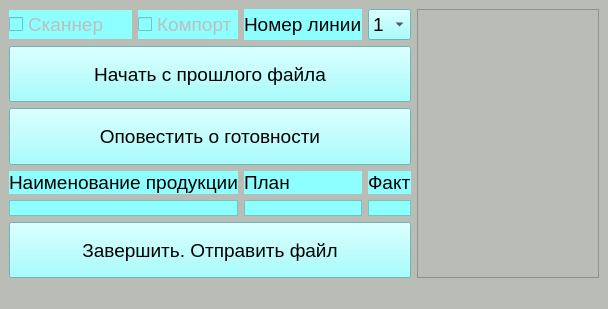
Old version of the form untitled.ui in the repository avovana/slave_controller.
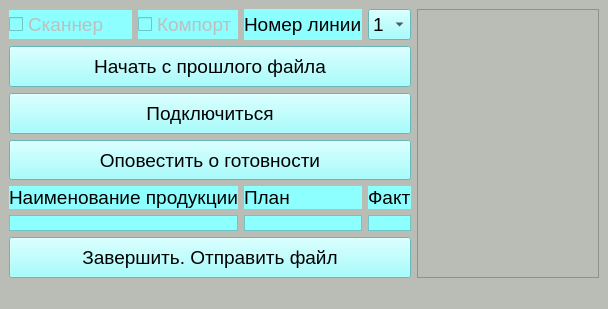
New version of the form.

Commit message: try to use blocking socket with timeout. new connection button to make connection explicitly. made error handling when server unexpected close connection while waiting data

```diff
--- a/untitled.ui
+++ b/untitled.ui
@@ -18,29 +18,8 @@
   </property>
   <widget class="QWidget" name="centralwidget">
    <layout class="QGridLayout" name="gridLayout">
-    <item row="5" column="0" colspan="5">
-     <widget class="QPushButton" name="finish_button">
-      <property name="sizePolicy">
-       <sizepolicy hsizetype="Minimum" vsizetype="Expanding">
-        <horstretch>0</horstretch>
-        <verstretch>0</verstretch>
-       </sizepolicy>
-      </property>
-      <property name="font">
-       <font>
-        <pointsize>14</pointsize>
-       </font>
-      </property>
-      <property name="styleSheet">
-       <string notr="true">background-color: rgb(141, 255, 255);</string>
-      </property>
-      <property name="text">
-       <string>Завершить. Отправить файл</string>
-      </property>
-     </widget>
-    </item>
-    <item row="0" column="2">
-     <widget class="QCheckBox" name="comport_status_checkbox">
+    <item row="0" column="0" colspan="2">
+     <widget class="QCheckBox" name="scanner_status_checkbox">
       <property name="enabled">
        <bool>false</bool>
       </property>
@@ -53,14 +32,36 @@
        <string notr="true">background-color: rgb(141, 255, 255);</string>
       </property>
       <property name="text">
-       <string>Компорт</string>
+       <string>Сканнер</string>
       </property>
       <property name="tristate">
        <bool>true</bool>
       </property>
      </widget>
     </item>
-    <item row="3" column="4">
+    <item row="5" column="4">
+     <widget class="QLabel" name="current_label">
+      <property name="styleSheet">
+       <string notr="true">background-color: rgb(141, 255, 255);</string>
+      </property>
+      <property name="frameShape">
+       <enum>QFrame::StyledPanel</enum>
+      </property>
+      <property name="frameShadow">
+       <enum>QFrame::Raised</enum>
+      </property>
+      <property name="lineWidth">
+       <number>5</number>
+      </property>
+      <property name="midLineWidth">
+       <number>5</number>
+      </property>
+      <property name="text">
+       <string/>
+      </property>
+     </widget>
+    </item>
+    <item row="4" column="4">
      <widget class="QLabel" name="current_label_2">
       <property name="font">
        <font>
@@ -75,65 +76,6 @@
       </property>
      </widget>
     </item>
-    <item row="4" column="3">
-     <widget class="QLabel" name="plan_label">
-      <property name="styleSheet">
-       <string notr="true">background-color: rgb(141, 255, 255);</string>
-      </property>
-      <property name="frameShape">
-       <enum>QFrame::StyledPanel</enum>
-      </property>
-      <property name="frameShadow">
-       <enum>QFrame::Raised</enum>
-      </property>
-      <property name="lineWidth">
-       <number>5</number>
-      </property>
-      <property name="midLineWidth">
-       <number>5</number>
-      </property>
-      <property name="text">
-       <string/>
-      </property>
-     </widget>
-    </item>
-    <item row="4" column="4">
-     <widget class="QLabel" name="current_label">
-      <property name="styleSheet">
-       <string notr="true">background-color: rgb(141, 255, 255);</string>
-      </property>
-      <property name="frameShape">
-       <enum>QFrame::StyledPanel</enum>
-      </property>
-      <property name="frameShadow">
-       <enum>QFrame::Raised</enum>
-      </property>
-      <property name="lineWidth">
-       <number>5</number>
-      </property>
-      <property name="midLineWidth">
-       <number>5</number>
-      </property>
-      <property name="text">
-       <string/>
-      </property>
-     </widget>
-    </item>
-    <item row="3" column="3">
-     <widget class="QLabel" name="plan_label_2">
-      <property name="font">
-       <font>
-        <pointsize>14</pointsize>
-       </font>
-      </property>
-      <property name="styleSheet">
-       <string notr="true">background-color: rgb(141, 255, 255);</string>
-      </property>
-      <property name="text">
-       <string>План</string>
-      </property>
-     </widget>
-    </item>
     <item row="0" column="3">
      <widget class="QLabel" name="line_number_label">
       <property name="font">
@@ -149,7 +91,28 @@
       </property>
      </widget>
     </item>
-    <item row="4" column="0" colspan="3">
+    <item row="6" column="0" colspan="5">
+     <widget class="QPushButton" name="finish_button">
+      <property name="sizePolicy">
+       <sizepolicy hsizetype="Minimum" vsizetype="Expanding">
+        <horstretch>0</horstretch>
+        <verstretch>0</verstretch>
+       </sizepolicy>
+      </property>
+      <property name="font">
+       <font>
+        <pointsize>14</pointsize>
+       </font>
+      </property>
+      <property name="styleSheet">
+       <string notr="true">background-color: rgb(141, 255, 255);</string>
+      </property>
+      <property name="text">
+       <string>Завершить. Отправить файл</string>
+      </property>
+     </widget>
+    </item>
+    <item row="5" column="0" colspan="3">
      <widget class="QLabel" name="name_label">
       <property name="styleSheet">
        <string notr="true">background-color: rgb(141, 255, 255);</string>
@@ -171,7 +134,49 @@
       </property>
      </widget>
     </item>
-    <item row="0" column="7" rowspan="6">
+    <item row="1" column="0" colspan="5">
+     <widget class="QPushButton" name="choose_file_pushbutton">
+      <property name="sizePolicy">
+       <sizepolicy hsizetype="Minimum" vsizetype="Expanding">
+        <horstretch>0</horstretch>
+        <verstretch>0</verstretch>
+       </sizepolicy>
+      </property>
+      <property name="font">
+       <font>
+        <pointsize>14</pointsize>
+       </font>
+      </property>
+      <property name="styleSheet">
+       <string notr="true">background-color: rgb(141, 255, 255);</string>
+      </property>
+      <property name="text">
+       <string>Начать с прошлого файла</string>
+      </property>
+     </widget>
+    </item>
+    <item row="0" column="2">
+     <widget class="QCheckBox" name="comport_status_checkbox">
+      <property name="enabled">
+       <bool>false</bool>
+      </property>
+      <property name="font">
+       <font>
+        <pointsize>14</pointsize>
+       </font>
+      </property>
+      <property name="styleSheet">
+       <string notr="true">background-color: rgb(141, 255, 255);</string>
+      </property>
+      <property name="text">
+       <string>Компорт</string>
+      </property>
+      <property name="tristate">
+       <bool>true</bool>
+      </property>
+     </widget>
+    </item>
+    <item row="0" column="7" rowspan="7">
      <widget class="QTextBrowser" name="text_browser">
       <property name="palette">
        <palette>
@@ -617,14 +622,8 @@
       </property>
      </widget>
     </item>
-    <item row="2" column="0" colspan="5">
-     <widget class="QPushButton" name="ready_button">
-      <property name="sizePolicy">
-       <sizepolicy hsizetype="Minimum" vsizetype="Expanding">
-        <horstretch>0</horstretch>
-        <verstretch>0</verstretch>
-       </sizepolicy>
-      </property>
+    <item row="4" column="3">
+     <widget class="QLabel" name="plan_label_2">
       <property name="font">
        <font>
         <pointsize>14</pointsize>
@@ -634,22 +633,7 @@
        <string notr="true">background-color: rgb(141, 255, 255);</string>
       </property>
       <property name="text">
-       <string>Оповестить о готовности</string>
-      </property>
-     </widget>
-    </item>
-    <item row="3" column="0" colspan="3">
-     <widget class="QLabel" name="product_name_label">
-      <property name="font">
-       <font>
-        <pointsize>14</pointsize>
-       </font>
-      </property>
-      <property name="styleSheet">
-       <string notr="true">background-color: rgb(141, 255, 255);</string>
-      </property>
-      <property name="text">
-       <string>Наименование продукции</string>
+       <string>План</string>
       </property>
      </widget>
     </item>
@@ -700,11 +684,30 @@
       </item>
      </widget>
     </item>
-    <item row="0" column="0" colspan="2">
-     <widget class="QCheckBox" name="scanner_status_checkbox">
-      <property name="enabled">
-       <bool>false</bool>
+    <item row="5" column="3">
+     <widget class="QLabel" name="plan_label">
+      <property name="styleSheet">
+       <string notr="true">background-color: rgb(141, 255, 255);</string>
       </property>
+      <property name="frameShape">
+       <enum>QFrame::StyledPanel</enum>
+      </property>
+      <property name="frameShadow">
+       <enum>QFrame::Raised</enum>
+      </property>
+      <property name="lineWidth">
+       <number>5</number>
+      </property>
+      <property name="midLineWidth">
+       <number>5</number>
+      </property>
+      <property name="text">
+       <string/>
+      </property>
+     </widget>
+    </item>
+    <item row="4" column="0" colspan="3">
+     <widget class="QLabel" name="product_name_label">
       <property name="font">
        <font>
         <pointsize>14</pointsize>
@@ -714,15 +717,33 @@
        <string notr="true">background-color: rgb(141, 255, 255);</string>
       </property>
       <property name="text">
-       <string>Сканнер</string>
+       <string>Наименование продукции</string>
       </property>
-      <property name="tristate">
-       <bool>true</bool>
+     </widget>
+    </item>
+    <item row="3" column="0" colspan="5">
+     <widget class="QPushButton" name="ready_button">
+      <property name="sizePolicy">
+       <sizepolicy hsizetype="Minimum" vsizetype="Expanding">
+        <horstretch>0</horstretch>
+        <verstretch>0</verstretch>
+       </sizepolicy>
       </property>
+      <property name="font">
+       <font>
+        <pointsize>14</pointsize>
+       </font>
+      </property>
+      <property name="styleSheet">
+       <string notr="true">background-color: rgb(141, 255, 255);</string>
+      </property>
+      <property name="text">
+       <string>Оповестить о готовности</string>
+      </property>
      </widget>
     </item>
-    <item row="1" column="0" colspan="5">
-     <widget class="QPushButton" name="choose_file_pushbutton">
+    <item row="2" column="0" colspan="5">
+     <widget class="QPushButton" name="connect_button">
       <property name="sizePolicy">
        <sizepolicy hsizetype="Minimum" vsizetype="Expanding">
         <horstretch>0</horstretch>
@@ -738,7 +759,7 @@
        <string notr="true">background-color: rgb(141, 255, 255);</string>
       </property>
       <property name="text">
-       <string>Начать с прошлого файла</string>
+       <string>Подключиться</string>
       </property>
      </widget>
     </item>
```
The commit also changes 3 other files.
